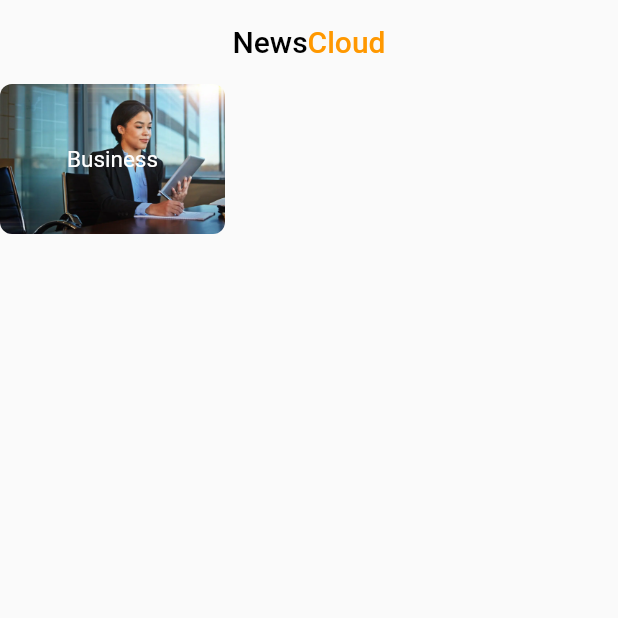
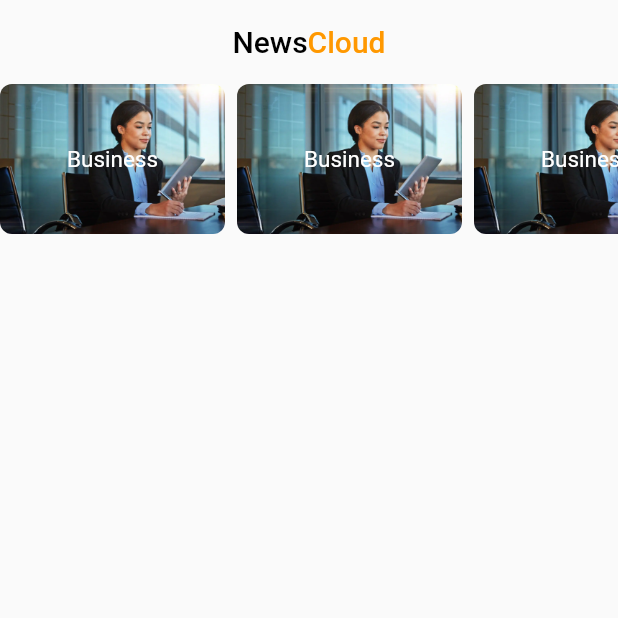
Before and after one commit to ImadDz-7/News-App, a Flutter app: the screen it shows after launch, on a phone screen of 412 x 824 dp, the top half of it. Run offline on Flutter 3.47's test engine with Material 2 defaults, Android fonts, the phone set to English and light mode, and no system bars.

Commit message:
display all categories horizontally without their images and names, we need now to create a Category model

```diff
--- a/lib/views/home_view.dart
+++ b/lib/views/home_view.dart
@@ -1,4 +1,5 @@
 import 'package:flutter/material.dart';
+import 'package:news_app/widgets/categories_list_view.dart';
 import 'package:news_app/widgets/category_card.dart';
 
 class HomeView extends StatelessWidget {
@@ -26,7 +27,7 @@ class HomeView extends StatelessWidget {
       ),
       body: Column(
         children: [
-          CategoryCard(),
+          CategoriesListView(),
         ],
       ),
     );
--- a/lib/widgets/categories_list_view.dart
+++ b/lib/widgets/categories_list_view.dart
@@ -1,10 +1,20 @@
 import 'package:flutter/material.dart';
+import 'package:news_app/widgets/category_card.dart';
 
 class CategoriesListView extends StatelessWidget {
   const CategoriesListView({super.key});
 
   @override
   Widget build(BuildContext context) {
-    return Container();
+    return SizedBox(
+      height: 100,
+      child: ListView.builder(
+        scrollDirection: Axis.horizontal,
+        itemCount: 10,
+        itemBuilder: ((context, index) {
+          return CategoryCard();
+        }),
+      ),
+    );
   }
 }
--- a/lib/widgets/category_card.dart
+++ b/lib/widgets/category_card.dart
@@ -8,8 +8,10 @@ class CategoryCard extends StatelessWidget {
   @override
   Widget build(BuildContext context) {
     return Container(
+
       width: 150,
       height: 100,
+      margin: const EdgeInsets.only(right: 8),
       decoration: BoxDecoration(
         image: DecorationImage(
           image: AssetImage('assets/business1.webp'),
```
